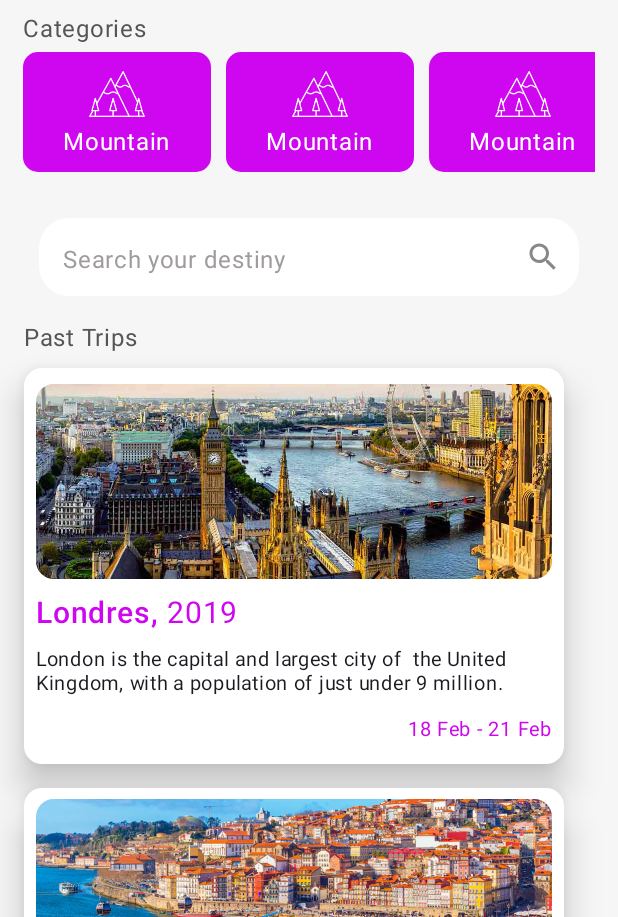
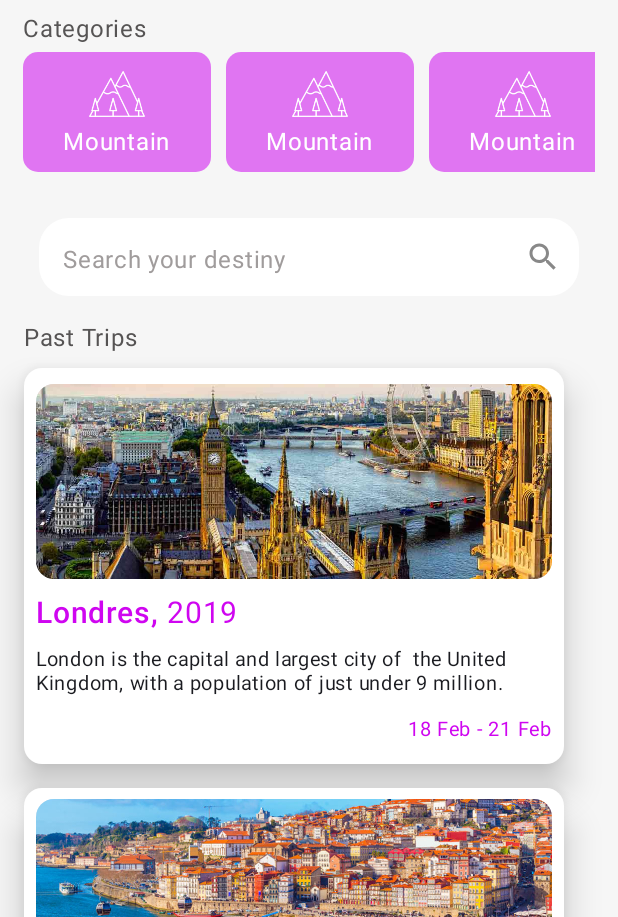
Before and after one commit to 4Mariza/DS1BIT_A_MYTRIPS, an Android app built with Jetpack Compose: the screen it shows after launch (MainActivity), on a phone screen of 412 x 824 dp, the part 319-1236 px from its top. Run offline under Robolectric (Android 15) with nearby library versions, the phone set to English and light mode, and no system bars.

```diff
--- a/app/src/main/java/br/senai/sp/jandira/mytrips/MainActivity.kt
+++ b/app/src/main/java/br/senai/sp/jandira/mytrips/MainActivity.kt
@@ -7,6 +7,7 @@ import androidx.compose.foundation.BorderStroke
 import androidx.compose.foundation.Image
 import androidx.compose.foundation.background
 import androidx.compose.foundation.border
+import androidx.compose.foundation.clickable
 import androidx.compose.foundation.layout.Arrangement
 import androidx.compose.foundation.layout.Column
 import androidx.compose.foundation.layout.Row
@@ -46,9 +47,11 @@ import androidx.compose.material3.OutlinedTextFieldDefaults
 import androidx.compose.material3.Surface
 import androidx.compose.material3.Text
 import androidx.compose.material3.TextFieldDefaults
+import androidx.compose.material3.contentColorFor
 import androidx.compose.runtime.Composable
 import androidx.compose.runtime.getValue
 import androidx.compose.runtime.mutableStateOf
+import androidx.compose.runtime.remember
 import androidx.compose.runtime.saveable.rememberSaveable
 import androidx.compose.runtime.setValue
 import androidx.compose.ui.Alignment
@@ -493,6 +496,7 @@ data class TripModel (val name: String,val img: Int, val year: String, val descr
 
 @Composable
 fun HomeLayout(){
+    var cardColor by remember { mutableStateOf(Color(0x88CF06F0)) }
     Surface(modifier = Modifier.fillMaxSize()) {
         Column (
             modifier = Modifier
@@ -597,9 +601,16 @@ fun HomeLayout(){
                         Card (
                             modifier = Modifier
                                 .width(125.dp)
-                                .height(80.dp),
+                                .height(80.dp)
+                                .clickable {
+                                    cardColor = if (cardColor == Color(0x88CF06F0)){
+                                        Color(0xFFCF06F0)
+                                    } else {
+                                        Color(0x88CF06F0)
+                                    }
+                                },
                             colors = CardDefaults.cardColors(
-                                containerColor = Color(0xFFCF06F0)
+                                containerColor = cardColor,
                             ),
                             shape = RoundedCornerShape(10.dp)
                         ){
```
